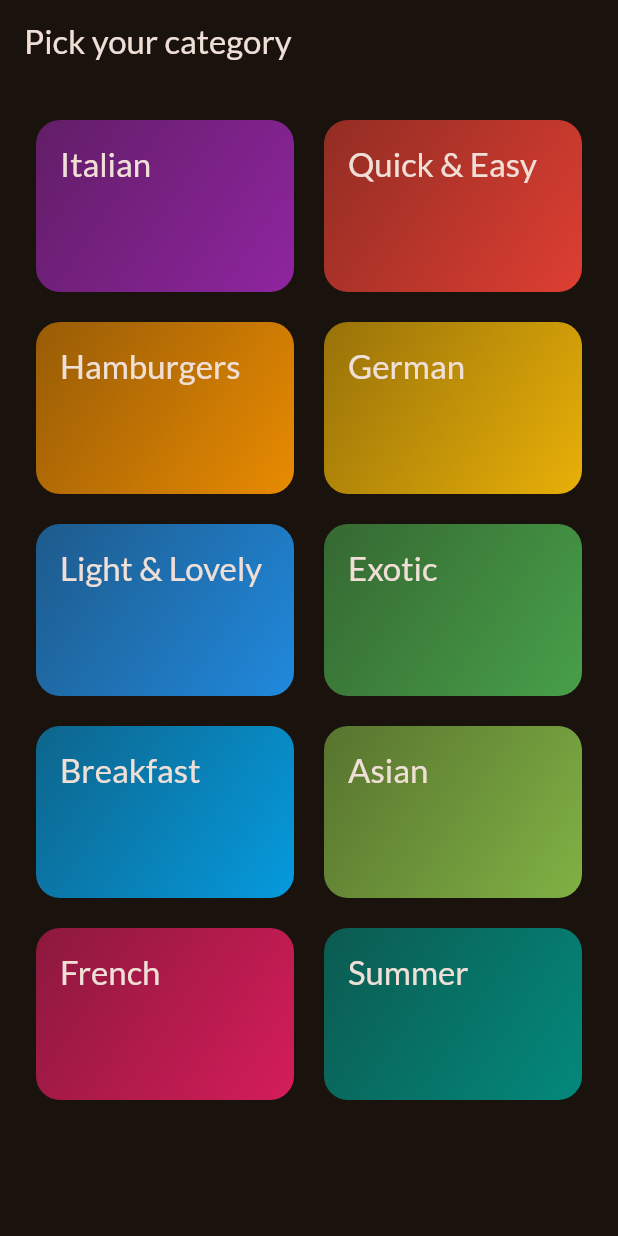
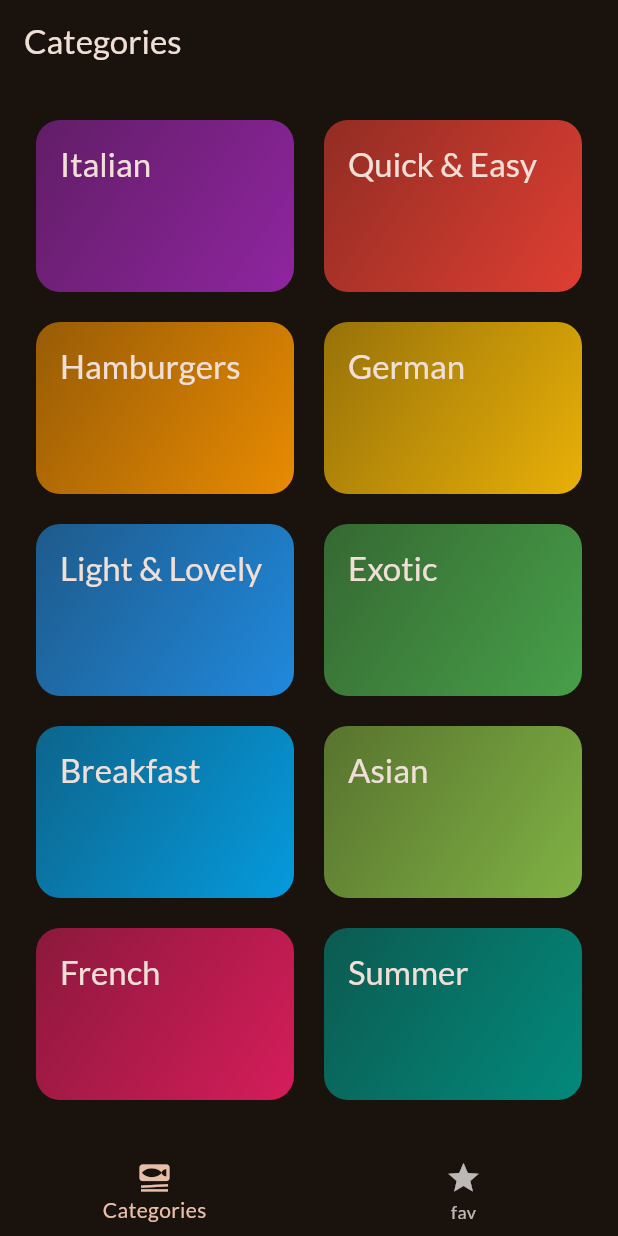
Before and after one commit to tsizion/mealsAppFlutter, a Flutter app: the screen it shows after launch, on a phone screen of 412 x 824 dp. Run offline on Flutter 3.47's test engine with Material 3 defaults, Android fonts, the phone set to English and light mode, and no system bars; our stand-ins replace google_fonts, transparent_image.

Commit message:
first commit

```diff
--- a/lib/main.dart
+++ b/lib/main.dart
@@ -2,6 +2,7 @@ import 'package:flutter/material.dart';
 
 import 'package:google_fonts/google_fonts.dart';
 import 'package:mealsapp/screens/categories.dart';
+import 'package:mealsapp/screens/tabs.dart';
 
 final theme = ThemeData(
   useMaterial3: true,
@@ -23,7 +24,7 @@ class App extends StatelessWidget {
   Widget build(BuildContext context) {
     return MaterialApp(
       theme: theme,
-      home: const CategoriesScreen(),
+      home: const TabsScreen(),
     );
   }
 }
--- a/lib/screens/categories.dart
+++ b/lib/screens/categories.dart
@@ -19,11 +19,7 @@ class CategoriesScreen extends StatelessWidget {
 
   @override
   Widget build(BuildContext context) {
-    return Scaffold(
-      appBar: AppBar(
-        title: const Text('Pick your category'),
-      ),
-      body: GridView(
+    return GridView(
       padding: const EdgeInsets.all(24),
       gridDelegate: const SliverGridDelegateWithFixedCrossAxisCount(
         crossAxisCount: 2,
@@ -41,7 +37,6 @@ class CategoriesScreen extends StatelessWidget {
             },
           )
       ],
-      ),
     );
   }
 }
--- /dev/null
+++ b/lib/screens/tabs.dart
@@ -0,0 +1,50 @@
+import "package:flutter/material.dart";
+import "package:mealsapp/screens/categories.dart";
+import "package:mealsapp/screens/meals.dart";
+
+class TabsScreen extends StatefulWidget {
+  const TabsScreen({super.key});
+
+  @override
+  State<TabsScreen> createState() => _TabsScreenState();
+}
+
+class _TabsScreenState extends State<TabsScreen> {
+  int selectedIndex = 0;
+  void _selectPage(int index) {
+    setState(() {
+      selectedIndex = index;
+    });
+  }
+
+  @override
+  Widget build(BuildContext context) {
+    Widget activePage = CategoriesScreen();
+    var activePageTitle = "Categories";
+    if (selectedIndex == 1) {
+      activePage = MealsScreen(meals: []);
+      activePageTitle = "Favorites";
+    }
+    ;
+    return Scaffold(
+      appBar: AppBar(
+        title: Text(activePageTitle),
+      ),
+      body: activePage,
+      bottomNavigationBar: BottomNavigationBar(
+        onTap: (index) {
+          _selectPage(index);
+        },
+        currentIndex: selectedIndex,
+        items: const [
+          BottomNavigationBarItem(
+              icon: Icon(Icons.set_meal), label: "Categories"),
+          BottomNavigationBarItem(
+            icon: Icon(Icons.star),
+            label: "fav",
+          ),
+        ],
+      ),
+    );
+  }
+}
```
Also changed, not shown: lib/screens/meals.dart (+6 -4 lines). Lines whose indentation alone changed are shown as unchanged.
